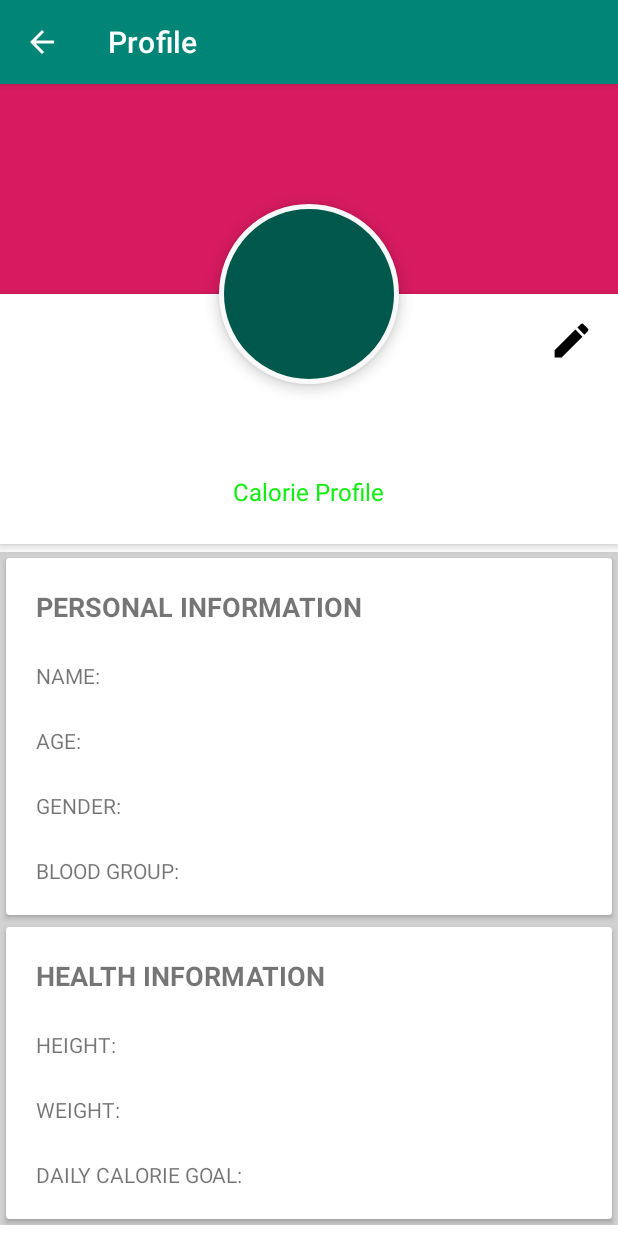
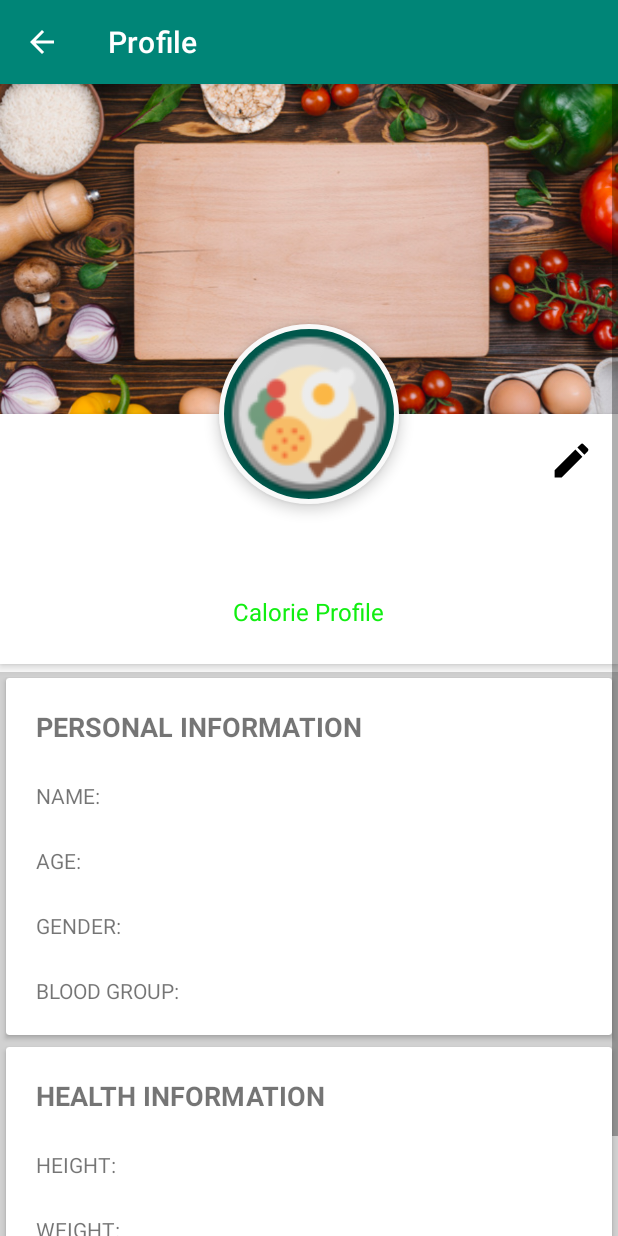
Before and after one commit to harshshinde07/Food-Calorie-Counter, an Android app: the ProfileFragment screen opened directly, with no data from a screen before it, on a phone screen of 412 x 824 dp. Run offline under Robolectric (Android 15) with nearby library versions, the phone set to English and light mode, and no system bars; 1 statement that could not run was skipped.

Commit message:
Last Commit.

```diff
--- a/app/src/main/res/layout/fragment_profile.xml
+++ b/app/src/main/res/layout/fragment_profile.xml
@@ -9,14 +9,14 @@
 
         <ImageView
             android:id="@+id/header_cover_image"
+            android:layout_height="220dp"
             android:layout_width="match_parent"
-            android:layout_height="140dp"
-            android:background="@color/colorAccent"
+            android:src="@drawable/back"
             android:scaleType="centerCrop" />
 
         <ImageButton
             android:id="@+id/user_profile_photo"
-
+            android:src="@mipmap/ic_launcher_new"
             android:layout_width="120dp"
             android:layout_height="120dp"
             android:layout_below="@+id/header_cover_image"
@@ -24,7 +24,6 @@
             android:layout_marginTop="-60dp"
             android:background="@drawable/profile_circular_border_imageview"
             android:elevation="5dp"
-            android:padding="20dp"
             android:scaleType="centerCrop" />
 
         <RelativeLayout
```
Also changed, not shown: app/src/main/res/layout/activity_splash.xml (+5 -4 lines), app/src/main/res/drawable/back.jpg (added), app/src/main/res/mipmap-hdpi/ic_launcher_new.png (added), app/src/main/res/mipmap-mdpi/ic_launcher_new.png (added), app/src/main/res/mipmap-xhdpi/ic_launcher_new.png (added), app/src/main/res/mipmap-xxhdpi/ic_launcher_new.png (added), app/src/main/res/mipmap-xxxhdpi/ic_launcher_new.png (added).
